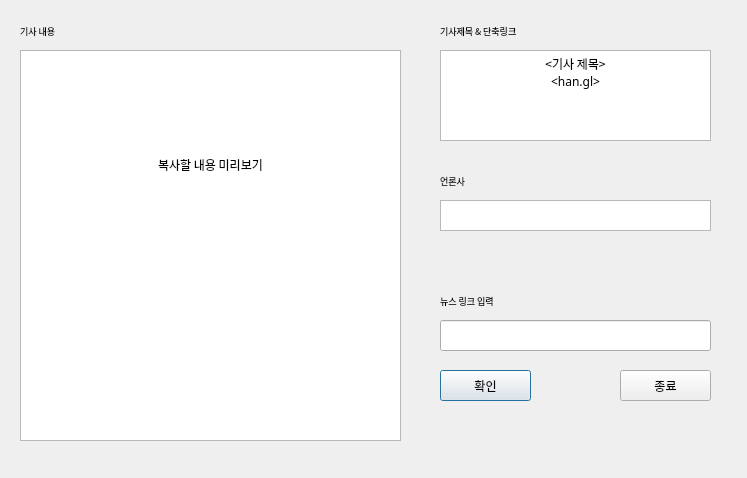
Above: main.ui from memoday/hangangUtil before the change. Below: the same form after it.
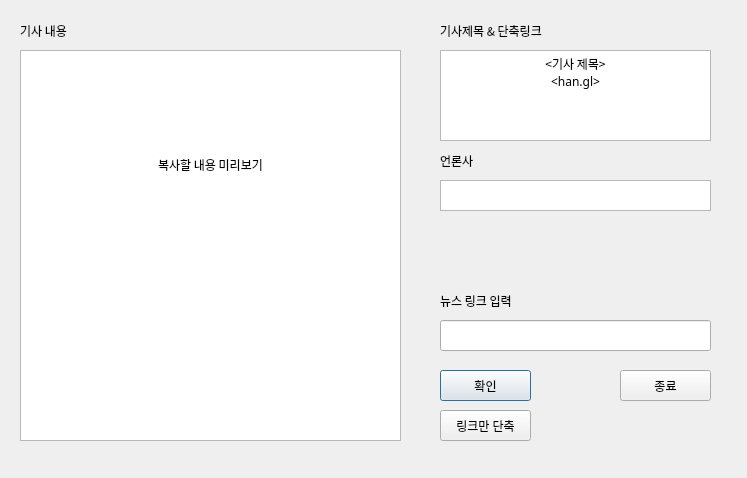
That is the form after the change.

```diff
--- a/main.ui
+++ b/main.ui
@@ -97,7 +97,7 @@
    <property name="font">
     <font>
      <family>굴림</family>
-     <pointsize>7</pointsize>
+     <pointsize>9</pointsize>
     </font>
    </property>
    <property name="text">
@@ -141,7 +141,7 @@
    <property name="geometry">
     <rect>
      <x>440</x>
-     <y>200</y>
+     <y>180</y>
      <width>271</width>
      <height>31</height>
     </rect>
@@ -170,7 +170,7 @@
    <property name="geometry">
     <rect>
      <x>440</x>
-     <y>170</y>
+     <y>150</y>
      <width>181</width>
      <height>21</height>
     </rect>
@@ -178,7 +178,7 @@
    <property name="font">
     <font>
      <family>굴림</family>
-     <pointsize>7</pointsize>
+     <pointsize>9</pointsize>
     </font>
    </property>
    <property name="text">
@@ -200,7 +200,7 @@
    <property name="font">
     <font>
      <family>굴림</family>
-     <pointsize>7</pointsize>
+     <pointsize>9</pointsize>
     </font>
    </property>
    <property name="text">
@@ -238,7 +238,7 @@
    <property name="font">
     <font>
      <family>굴림</family>
-     <pointsize>7</pointsize>
+     <pointsize>9</pointsize>
     </font>
    </property>
    <property name="text">
@@ -248,6 +248,22 @@
     <enum>Qt::AutoText</enum>
    </property>
   </widget>
+  <widget class="QPushButton" name="btn_shortenUrl">
+   <property name="geometry">
+    <rect>
+     <x>440</x>
+     <y>410</y>
+     <width>91</width>
+     <height>31</height>
+    </rect>
+   </property>
+   <property name="autoFillBackground">
+    <bool>false</bool>
+   </property>
+   <property name="text">
+    <string>링크만 단축</string>
+   </property>
+  </widget>
  </widget>
  <resources/>
  <connections/>
```
